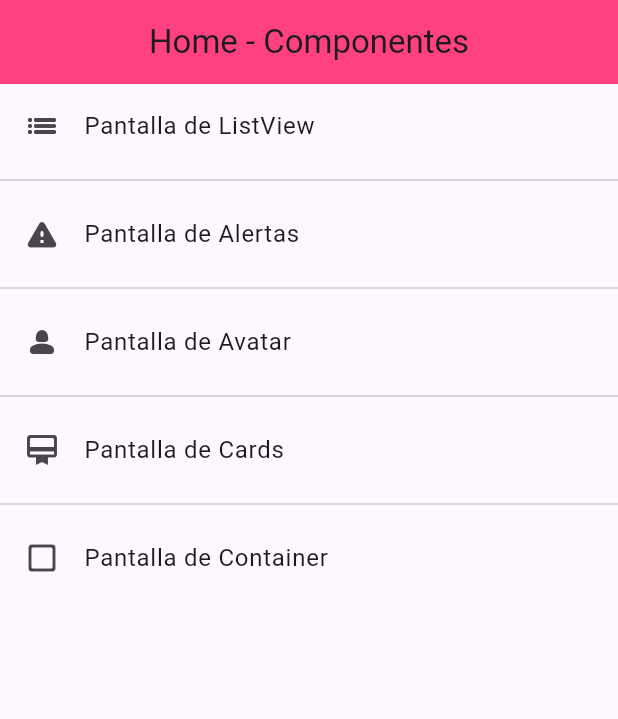
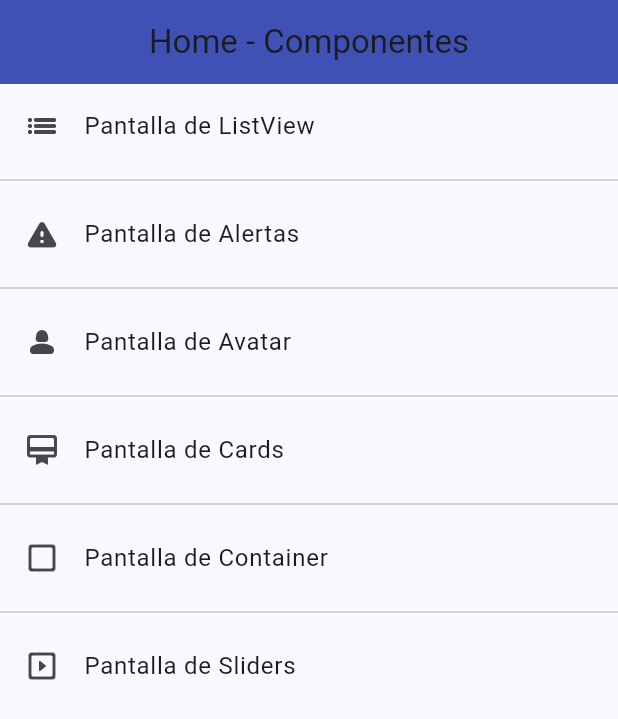
Before and after one commit to GrimmGW/componentes2026_abr, a Flutter app: the screen it shows after launch, on a phone screen of 412 x 824 dp. Shown: the top 719 px of the screen. Run offline on Flutter 3.47's test engine with Material 3 defaults, Android fonts, the phone set to English and light mode, and no system bars.

Commit message:
agregar el tema, iconos y nombre a la aplicacion, agregando pantalla de slider

```diff
--- a/lib/main.dart
+++ b/lib/main.dart
@@ -1,4 +1,5 @@
 import 'package:componentes2026_abr/routes/app_routes.dart';
+import 'package:componentes2026_abr/themes/app_themes.dart';
 import 'package:flutter/material.dart';
 
 void main() => runApp(const MyApp());
@@ -12,6 +13,9 @@ class MyApp extends StatelessWidget {
       title: 'Material App',
       routes: AppRoutes.routes,
       initialRoute: AppRoutes.initialRoute,
+      theme: AppThemes.lightTheme,
+      darkTheme: AppThemes.darkTheme,
+      themeMode: ThemeMode.system,
     );
   }
 }
--- a/lib/routes/app_routes.dart
+++ b/lib/routes/app_routes.dart
@@ -14,6 +14,7 @@ class AppRoutes {
     '/avatar' : (BuildContext context) => const AvatarScreen(),
     '/card' : (BuildContext context) => const CardScreen(),
     '/container' : (BuildContext context) => const ContainerScreen(),
+    '/slider' : (BuildContext context) => const SliderScreen(),
 
   };
 
@@ -22,7 +23,8 @@ class AppRoutes {
     MenuOptions(route: '/alert', name: 'Pantalla de Alertas', icon: Icons.warning_rounded, screen: const AlertScreen()),
     MenuOptions(route: '/avatar', name: 'Pantalla de Avatar', icon: Icons.person_2_rounded, screen: const AvatarScreen()),
     MenuOptions(route: '/card', name: 'Pantalla de Cards', icon: Icons.card_membership_rounded, screen: const CardScreen()),
-    MenuOptions(route: '/container', name: 'Pantalla de Container', icon: Icons.check_box_outline_blank_rounded, screen: const ContainerScreen())
+    MenuOptions(route: '/container', name: 'Pantalla de Container', icon: Icons.check_box_outline_blank_rounded, screen: const ContainerScreen()),
+    MenuOptions(route: '/slider', name: 'Pantalla de Sliders', icon: Icons.slideshow_rounded, screen: const SliderScreen()),
   ];
 
 }
--- a/lib/screens/alert_screen.dart
+++ b/lib/screens/alert_screen.dart
@@ -32,7 +32,6 @@ class AlertScreen extends StatelessWidget {
   Widget build(BuildContext context) {
     return Scaffold(
       appBar: AppBar(
-        backgroundColor: Colors.pinkAccent,
         title: const Text('Alertas'),
       ),
       body: Center(
--- a/lib/screens/avatar_screen.dart
+++ b/lib/screens/avatar_screen.dart
@@ -18,7 +18,6 @@ class AvatarScreen extends StatelessWidget {
             ),
           )
         ],
-        backgroundColor: Colors.pinkAccent,
       ),
       body: const Center(
          child: Column(
--- a/lib/screens/card_screen.dart
+++ b/lib/screens/card_screen.dart
@@ -10,7 +10,6 @@ class CardScreen extends StatelessWidget {
     return Scaffold(
       appBar: AppBar(
         title: const Text('Tarjetas'),
-        backgroundColor: Colors.pinkAccent,
       ),
       body: ListView(
         padding: const EdgeInsets.symmetric(horizontal: 20, vertical: 10),
--- a/lib/screens/container_screen.dart
+++ b/lib/screens/container_screen.dart
@@ -38,7 +38,6 @@ class _ContainerScreenState extends State<ContainerScreen> {
     return Scaffold(
       appBar: AppBar(
         title: const Text('Container'),
-        backgroundColor: Colors.pinkAccent,
       ),
       body: Center(
          child: AnimatedContainer(
@@ -56,7 +55,6 @@ class _ContainerScreenState extends State<ContainerScreen> {
         onPressed: (){
           cambiarForma();
         },
-        backgroundColor: Colors.pink[200],
         child: const Icon(Icons.play_arrow_rounded, color: Colors.black,),
       ),
     );
--- a/lib/screens/home_screen.dart
+++ b/lib/screens/home_screen.dart
@@ -9,7 +9,6 @@ class HomeScreen extends StatelessWidget {
   Widget build(BuildContext context) {
     return Scaffold(
       appBar: AppBar(
-        backgroundColor: Colors.pinkAccent,
         title: const Text('Home - Componentes'),
         centerTitle: true,
       ),
--- a/lib/screens/screens.dart
+++ b/lib/screens/screens.dart
@@ -4,3 +4,4 @@ export 'package:componentes2026_abr/screens/card_screen.dart';
 export 'package:componentes2026_abr/screens/container_screen.dart';
 export 'package:componentes2026_abr/screens/home_screen.dart';
 export 'package:componentes2026_abr/screens/listview_screen.dart';
+export 'package:componentes2026_abr/screens/slider_screen.dart';
--- /dev/null
+++ b/lib/themes/app_themes.dart
@@ -0,0 +1,27 @@
+import 'package:flutter/material.dart';
+
+class AppThemes {
+
+  static Color primary = Colors.indigo;
+
+  static ThemeData lightTheme = ThemeData(
+    colorScheme: ColorScheme.fromSeed(
+      seedColor: primary,
+      brightness: Brightness.light
+    ),
+    appBarTheme: AppBarThemeData(
+      backgroundColor: primary,
+    )
+  );
+
+  static ThemeData darkTheme = ThemeData(
+    colorScheme: ColorScheme.fromSeed(
+      seedColor: primary,
+      brightness: Brightness.dark,
+    ),
+    appBarTheme: AppBarThemeData(
+      backgroundColor: primary
+    ),
+  );
+
+}
--- a/pubspec.yaml
+++ b/pubspec.yaml
@@ -16,7 +16,7 @@ publish_to: 'none' # Remove this line if you wish to publish to pub.dev
 # https://developer.apple.com/library/archive/documentation/General/Reference/InfoPlistKeyReference/Articles/CoreFoundationKeys.html
 # In Windows, build-name is used as the major, minor, and patch parts
 # of the product and file versions while build-number is used as the build suffix.
-version: 1.0.0+1
+version: 1.0.1
 
 environment:
   sdk: ^3.11.3
```
Also changed, not shown: lib/screens/slider_screen.dart (added, +50 -0 lines), 45 other files.
